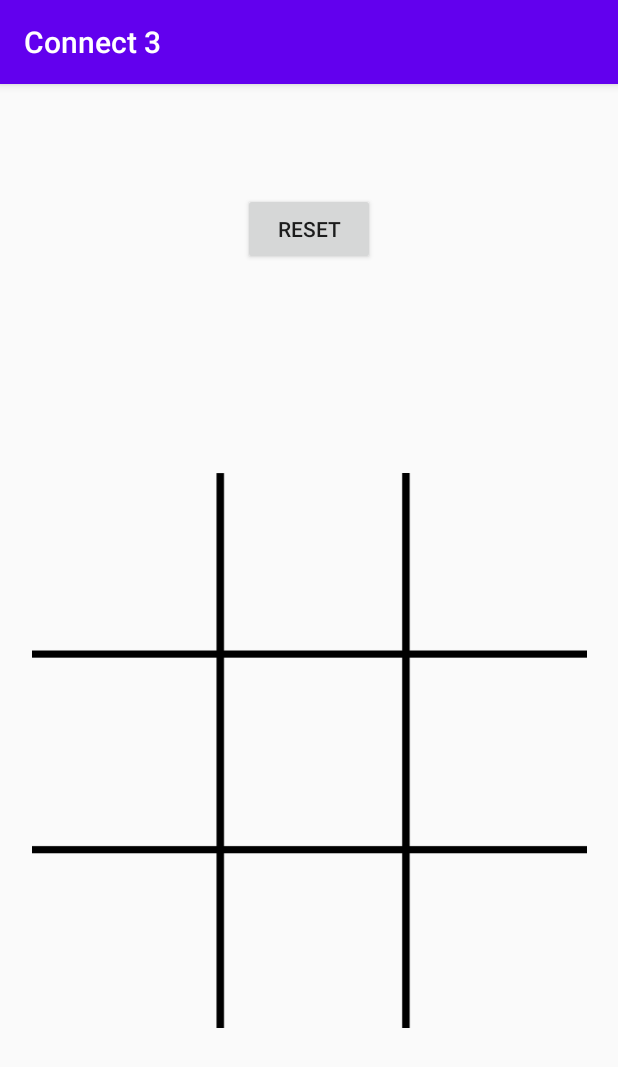
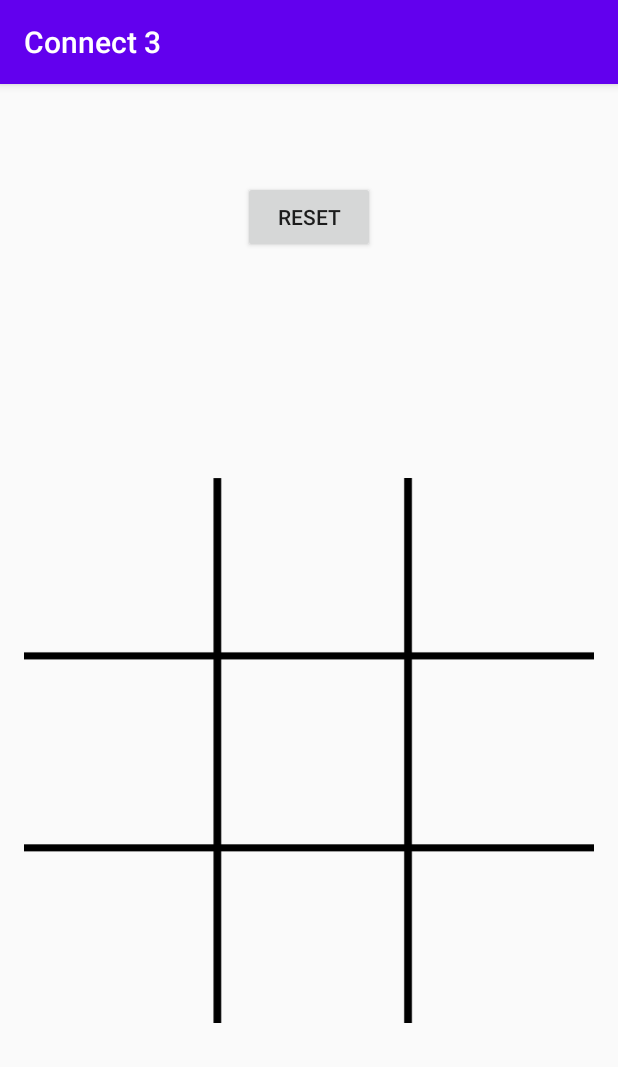
Before and after one commit to giamo/android-apps-sandbox, an Android app: the screen it shows after launch (MainActivity), on a phone screen of 412 x 824 dp. Shown: the top 1067 px of the screen. Run offline under Robolectric (Android 15) with nearby library versions, the phone set to English and light mode, and no system bars.

Commit message:
[connect-3] Minor layout tweaks

```diff
--- a/connect-3/app/src/main/java/com/github/giamo/connect3/MainActivity.kt
+++ b/connect-3/app/src/main/java/com/github/giamo/connect3/MainActivity.kt
@@ -84,7 +84,7 @@
 
         currentPlayer = RED
         gameEnded = false
-        resultTextView.alpha = 0f
+        resultTextView.visibility = View.INVISIBLE
     }
 
     private fun retrievePosition(tag: Any?): Pair<Int, Int>? {
@@ -139,7 +139,7 @@
                     resultTextView.text = "YELLOW player wins!"
                     resultTextView.setTextColor(Color.YELLOW)
                 }
-                resultTextView.alpha = 1f
+                resultTextView.visibility = View.VISIBLE
                 gameEnded = true
                 return
             }
@@ -148,7 +148,7 @@
         if (areAllBoardCellsTaken()) {
             resultTextView.text = "It's a tie!"
             resultTextView.setTextColor(Color.GRAY)
-            resultTextView.alpha = 1f
+            resultTextView.visibility = View.VISIBLE
             gameEnded = true
         }
     }
--- a/connect-3/app/src/main/res/layout/activity_main.xml
+++ b/connect-3/app/src/main/res/layout/activity_main.xml
@@ -10,10 +10,10 @@
         android:id="@+id/resultTextView"
         android:layout_width="wrap_content"
         android:layout_height="wrap_content"
-        android:layout_marginTop="16dp"
-        android:alpha="0"
+        android:layout_marginTop="8dp"
         android:textSize="30sp"
         android:textStyle="bold"
+        android:visibility="invisible"
         app:layout_constraintEnd_toEndOf="parent"
         app:layout_constraintHorizontal_bias="0.5"
         app:layout_constraintStart_toStartOf="parent"
@@ -21,12 +21,14 @@
 
     <androidx.constraintlayout.widget.ConstraintLayout
         android:id="@+id/gridLayout"
-        android:layout_width="370dp"
-        android:layout_height="370dp"
-        android:layout_marginStart="8dp"
-        android:layout_marginLeft="8dp"
-        android:layout_marginEnd="8dp"
-        android:layout_marginRight="8dp"
+        android:layout_width="0dp"
+        android:layout_height="wrap_content"
+        android:layout_marginStart="16dp"
+        android:layout_marginLeft="16dp"
+        android:layout_marginTop="24dp"
+        android:layout_marginEnd="16dp"
+        android:layout_marginRight="16dp"
+        android:layout_marginBottom="16dp"
         android:background="@drawable/board"
         app:layout_constraintBottom_toBottomOf="parent"
         app:layout_constraintEnd_toEndOf="parent"
```
